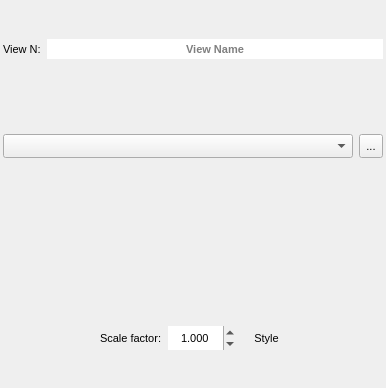
First picture: the form in ui/classification_view_widget.ui, repository SMByC/AcATaMa, before the edit.
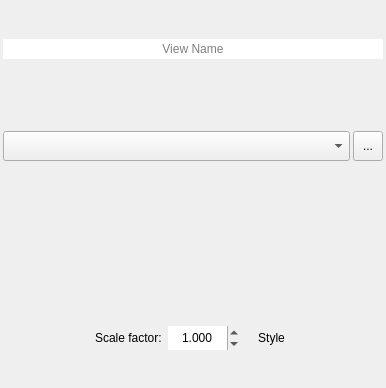
Second picture: the form after the edit. Icons and pictures are not drawn. Custom widgets are drawn as their Qt base class.

Commit message: UI improvements in the classificacion dialog and its view widgets

Patch:
```diff
--- a/ui/classification_view_widget.ui
+++ b/ui/classification_view_widget.ui
@@ -41,25 +41,11 @@
       <property name="bottomMargin">
        <number>0</number>
       </property>
-      <item>
-       <widget class="QLabel" name="QLabel_ViewID">
-        <property name="font">
-         <font>
-          <pointsize>8</pointsize>
-         </font>
-        </property>
-        <property name="text">
-         <string>View N:</string>
-        </property>
-       </widget>
-      </item>
       <item>
        <widget class="QLineEdit" name="QLabel_ViewName">
         <property name="font">
          <font>
-          <pointsize>8</pointsize>
-          <weight>75</weight>
-          <bold>true</bold>
+          <pointsize>9</pointsize>
          </font>
         </property>
         <property name="frame">
@@ -79,6 +65,9 @@
    <item>
     <widget class="QWidget" name="widget_26" native="true">
      <layout class="QHBoxLayout" name="horizontalLayout_26">
+      <property name="spacing">
+       <number>3</number>
+      </property>
       <property name="leftMargin">
        <number>0</number>
       </property>
@@ -102,12 +91,12 @@
         <property name="maximumSize">
          <size>
           <width>16777215</width>
-          <height>24</height>
+          <height>30</height>
          </size>
         </property>
         <property name="font">
          <font>
-          <pointsize>8</pointsize>
+          <pointsize>9</pointsize>
          </font>
         </property>
         <property name="allowEmptyLayer">
@@ -119,13 +108,13 @@
        <widget class="QToolButton" name="QCBox_browseRenderFile">
         <property name="maximumSize">
          <size>
-          <width>16777215</width>
-          <height>24</height>
+          <width>30</width>
+          <height>30</height>
          </size>
         </property>
         <property name="font">
          <font>
-          <pointsize>8</pointsize>
+          <pointsize>9</pointsize>
          </font>
         </property>
         <property name="text">
@@ -184,7 +173,7 @@
         </property>
         <property name="font">
          <font>
-          <pointsize>8</pointsize>
+          <pointsize>9</pointsize>
          </font>
         </property>
         <property name="text">
@@ -202,7 +191,7 @@
         </property>
         <property name="font">
          <font>
-          <pointsize>8</pointsize>
+          <pointsize>9</pointsize>
          </font>
         </property>
         <property name="toolTip">
@@ -257,7 +246,7 @@
         </property>
         <property name="font">
          <font>
-          <pointsize>8</pointsize>
+          <pointsize>9</pointsize>
          </font>
         </property>
         <property name="toolTip">
@@ -297,17 +286,17 @@
   </layout>
  </widget>
  <customwidgets>
+  <customwidget>
+   <class>QgsMapLayerComboBox</class>
+   <extends>QComboBox</extends>
+   <header>qgis.gui</header>
+  </customwidget>
   <customwidget>
    <class>RenderWidget</class>
    <extends>QWidget</extends>
    <header>AcATaMa.gui.classification_view_widget</header>
    <container>1</container>
   </customwidget>
-  <customwidget>
-   <class>QgsMapLayerComboBox</class>
-   <extends>QComboBox</extends>
-   <header>qgis.gui</header>
-  </customwidget>
  </customwidgets>
  <resources/>
  <connections/>
```
Left out of the diff: 10 changed lines with no effect on the pictures. The commit also changes 2 other files.
